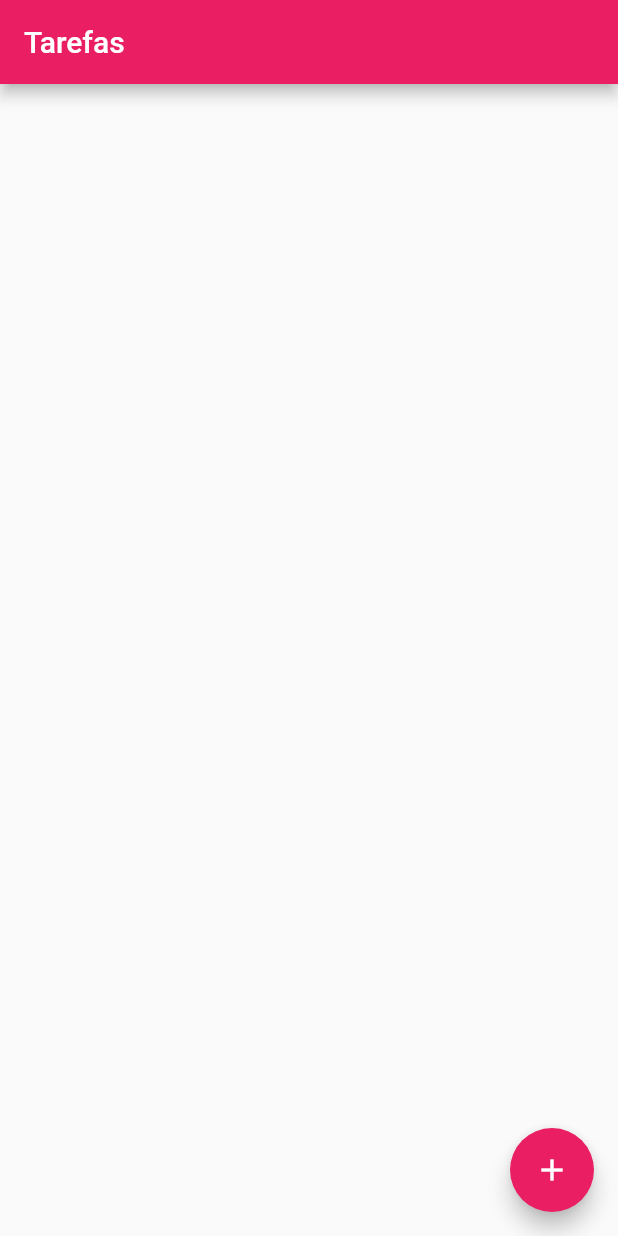
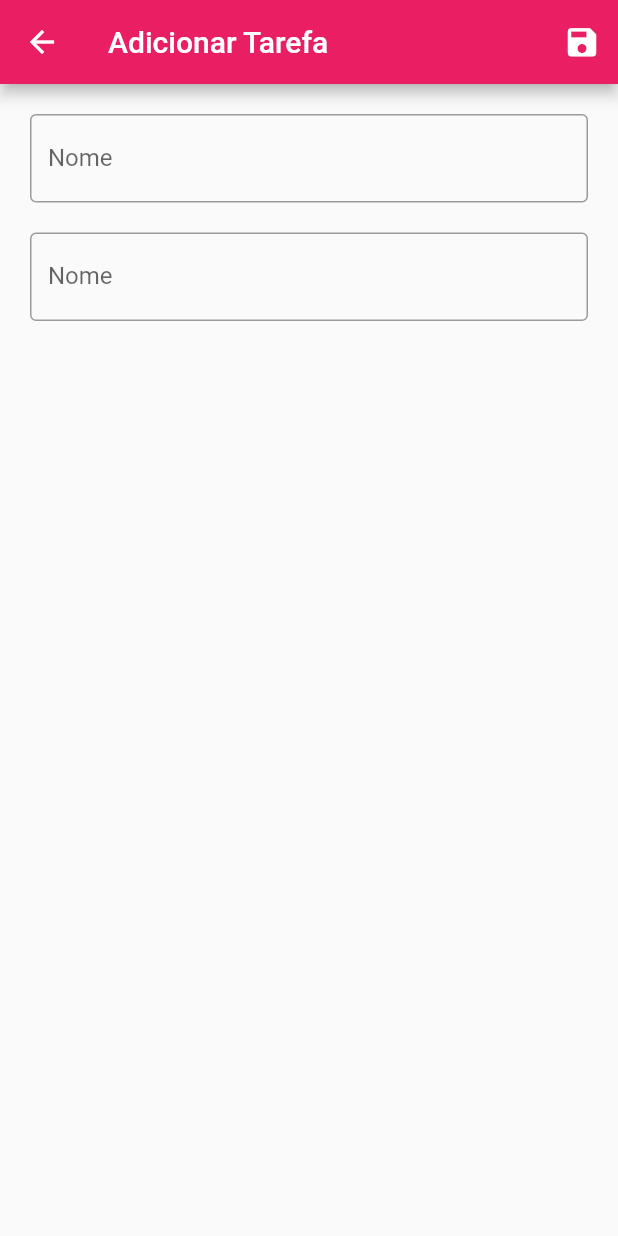
Before and after one commit to marinoricardo/todoapp, a Flutter app: the screen it shows after launch, after a tap on the "add" icon, on a phone screen of 412 x 824 dp. Run offline on Flutter 3.47's test engine with Material 2 defaults, Android fonts, the phone set to English and light mode, and no system bars.

Commit message:
create taskForm

```diff
--- a/lib/home.dart
+++ b/lib/home.dart
@@ -12,8 +12,11 @@ class Home extends StatelessWidget {
         // leading: IconButton(),
         title: Text('Tarefas'),
       ),
-      floatingActionButton:
-          FloatingActionButton(onPressed: () {}, child: Icon(Icons.add)),
+      floatingActionButton: FloatingActionButton(
+          onPressed: () {
+            Navigator.of(context).pushNamed('/addtask');
+          },
+          child: Icon(Icons.add)),
     );
   }
 }
--- a/lib/main.dart
+++ b/lib/main.dart
@@ -1,5 +1,6 @@
 import 'package:flutter/material.dart';
 import 'package:todoapp/home.dart';
+import 'package:todoapp/task_form.dart';
 
 void main() {
   runApp(const MyApp());
@@ -17,7 +18,12 @@ class MyApp extends StatelessWidget {
       theme: ThemeData(
         primarySwatch: Colors.pink,
       ),
-      home: const Home(),
+      // home: const Home(),
+      initialRoute: '/home',
+      routes: {
+        '/home': ((context) => const Home()),
+        '/addtask': ((context) => const TaskForm())
+      },
     );
   }
 }
--- /dev/null
+++ b/lib/task_form.dart
@@ -0,0 +1,46 @@
+// ignore_for_file: prefer_const_constructors, prefer_const_literals_to_create_immutables
+
+import 'package:flutter/material.dart';
+
+class TaskForm extends StatelessWidget {
+  const TaskForm({Key? key}) : super(key: key);
+
+  @override
+  Widget build(BuildContext context) {
+    return Scaffold(
+      appBar: AppBar(
+        title: Text('Adicionar Tarefa'),
+        actions: [
+          IconButton(
+              onPressed: () {},
+              icon: Icon(
+                Icons.save,
+                size: 25,
+              ))
+        ],
+      ),
+      body: ListView(
+        children: [
+          Padding(
+            padding: EdgeInsets.all(20),
+            child: TextField(
+              decoration: InputDecoration(
+                  labelText: 'Nome',
+                  border: OutlineInputBorder(),
+                  hintText: 'Nome da Tarefa'),
+            ),
+          ),
+          Padding(
+            padding: EdgeInsets.only(left: 20, right: 20),
+            child: TextField(
+              decoration: InputDecoration(
+                  labelText: 'Nome',
+                  border: OutlineInputBorder(),
+                  hintText: 'Nome da Tarefa'),
+            ),
+          ),
+        ],
+      ),
+    );
+  }
+}
```
